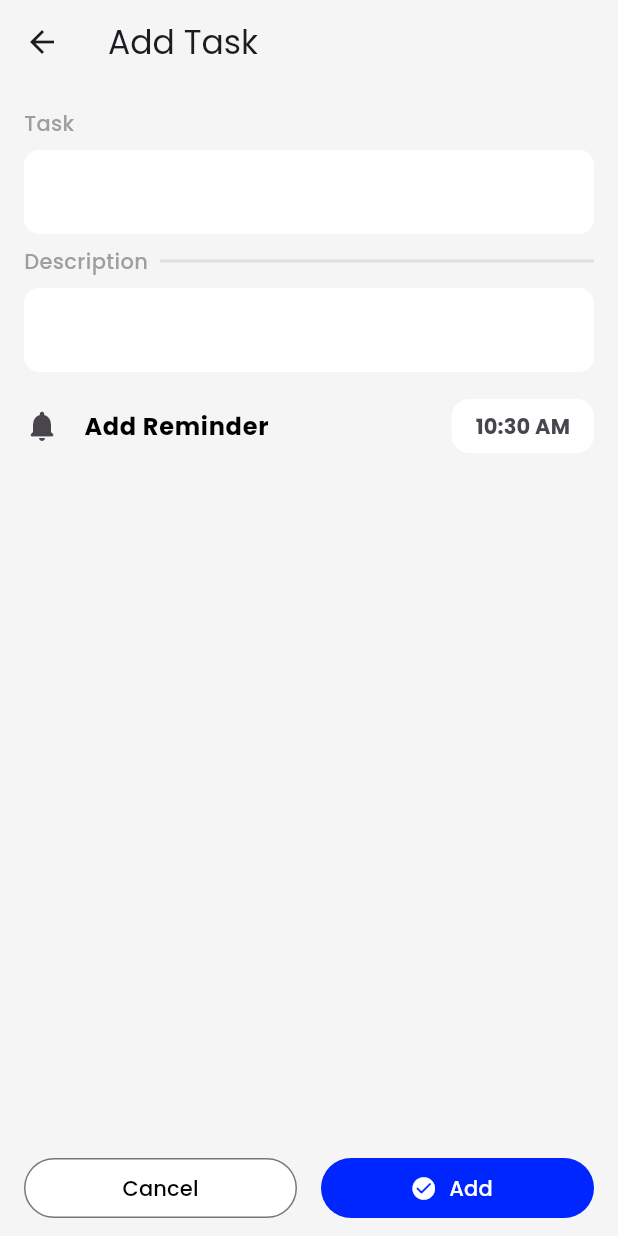
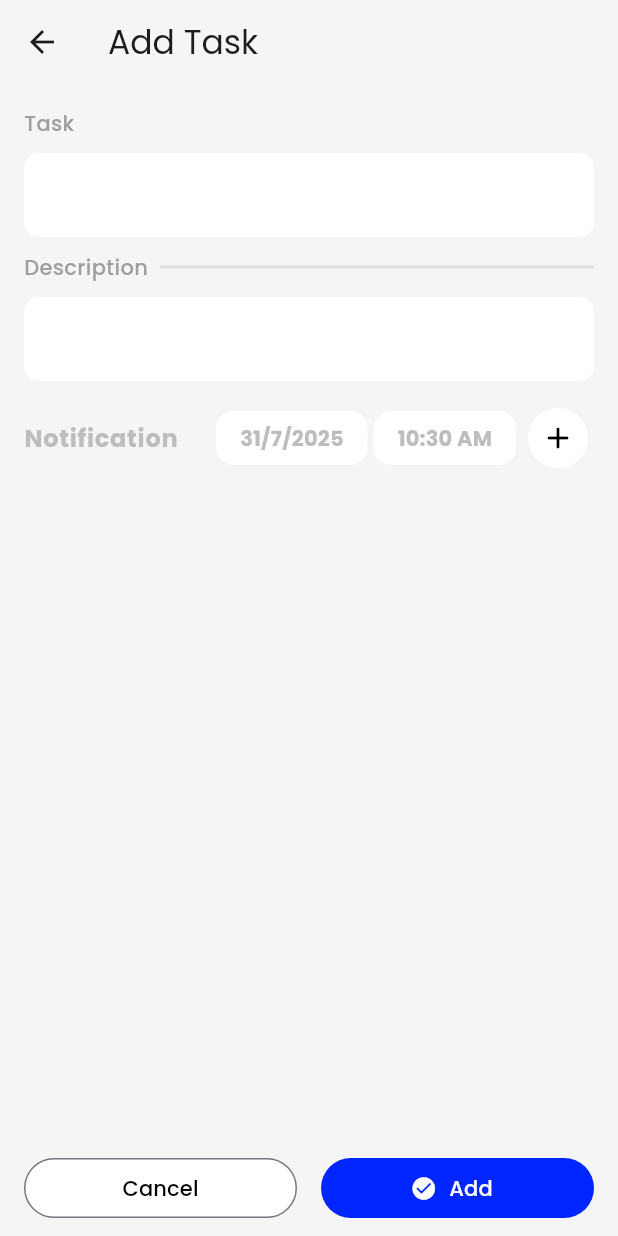
Before and after one commit to purveshxd/task-manager-with-backend, a Flutter app: the AddTaskView screen opened directly, on a phone screen of 412 x 824 dp. Run offline on Flutter 3.47's test engine with Material 3 defaults, Android fonts, the phone set to English and light mode, and no system bars; our stand-ins replace bloc, flutter_bloc; network calls fail.

Commit message:
update: added time & date notification in app

```diff
--- a/frontend/lib/main.dart
+++ b/frontend/lib/main.dart
@@ -8,19 +8,22 @@ void main() {
   runApp(
     BlocProvider(
       create: (context) => TasksBloc(TasksProvider())..add(LoadTasks()),
+
       child: MyApp(),
     ),
   );
 }
 
 /*
-  TODO: Work on the edit task page [Remove it OR merge it with Add task page]
-  TODO: Work on the backend as well
+  // TODO: Work on the edit task page [Remove it OR merge it with Add task page]
+  // TODO: Work on the backend as well
+  TODO: Add date selection in the app
+  /// 1. Add it to the object [Tasks] model
+  /// 2. To the backend as well
+  TODO: Add reminder options for the tasks
 */
 class MyApp extends StatelessWidget {
-  final TasksProvider tasksProvider = TasksProvider();
-
-  MyApp({super.key});
+  const MyApp({super.key});
 
   @override
   Widget build(BuildContext context) {
--- a/frontend/lib/views/add_task.view.dart
+++ b/frontend/lib/views/add_task.view.dart
@@ -1,3 +1,5 @@
+import 'dart:math';
+
 import 'package:flutter/material.dart';
 import 'package:flutter_bloc/flutter_bloc.dart';
 import 'package:tasks_frontend/bloc/tasks_bloc.dart';
@@ -17,8 +19,11 @@ class AddTaskView extends StatefulWidget {
 class _AddTaskViewState extends State<AddTaskView> {
   late TextEditingController titleController;
   late TextEditingController descController;
-  TimeOfDay selectedTime = TimeOfDay.now();
+  TimeOfDay timeOfDay = TimeOfDay.now();
+  DateTime dateTime = DateTime.now();
+
   bool isEdit = false;
+  bool addNotification = false;
   FocusNode focusNode = FocusNode();
 
   @override
@@ -31,14 +36,27 @@ class _AddTaskViewState extends State<AddTaskView> {
   }
 
   Future<void> _selectTime(BuildContext context) async {
-    final TimeOfDay? timer = await showTimePicker(
+    final DateTime? timer = await showDatePicker(
+      confirmText: "Set Time",
+      currentDate: DateTime.now(),
       context: context,
-      initialTime: selectedTime,
+      firstDate: DateTime.now().subtract(Duration(days: 1)),
+      lastDate: DateTime.now().add(Duration(days: 10000)),
+    );
+    if (timer != null && timer != dateTime) {
+      setState(() {
+        dateTime = timer;
+      });
+    }
+
+    final TimeOfDay? timerPick = await showTimePicker(
+      context: context,
+      initialTime: timeOfDay,
       initialEntryMode: TimePickerEntryMode.dial,
     );
-    if (timer != null && timer != selectedTime) {
+    if (timerPick != null && timerPick != timeOfDay) {
       setState(() {
-        selectedTime = timer;
+        timeOfDay = timerPick;
       });
     }
   }
@@ -48,8 +66,12 @@ class _AddTaskViewState extends State<AddTaskView> {
       context.read<TasksBloc>().add(
         AddTask(
           Tasks(
+            addNotification: addNotification,
             name: titleController.text.trim(),
-            id: '0',
+            id: (Random().nextDouble() * 10)
+                .toString()
+                .replaceAll('.', '')
+                .toString(),
             isComplete: false,
             desc: descController.text.trim().isEmpty
                 ? ""
@@ -108,7 +130,7 @@ class _AddTaskViewState extends State<AddTaskView> {
             children: [
               Column(
                 mainAxisSize: MainAxisSize.min,
-                spacing: 8,
+                spacing: 10,
                 crossAxisAlignment: CrossAxisAlignment.start,
                 children: [
                   const Text(
@@ -119,6 +141,7 @@ class _AddTaskViewState extends State<AddTaskView> {
                     ),
                   ),
                   TextField(
+                    textInputAction: TextInputAction.next,
                     controller: titleController,
                     decoration: AppStyle.textFieldDecoration(label: ""),
                   ),
@@ -141,20 +164,32 @@ class _AddTaskViewState extends State<AddTaskView> {
                       ),
                     ],
                   ),
+
                   TextField(
+                    textInputAction: TextInputAction.done,
                     controller: descController,
                     minLines: null,
                     maxLines: null,
                     decoration: AppStyle.textFieldDecoration(label: ""),
                   ),
                   ListTile(
+                    enabled: addNotification,
                     contentPadding: EdgeInsets.all(0),
-                    leading: const Icon(Icons.notifications_rounded),
+
                     onTap: () => _selectTime(context),
-                    trailing: Chip(
+                    trailing: Row(
+                      mainAxisSize: MainAxisSize.min,
+                      spacing: 4,
+                      children: [
+                        Chip(
                           label: Text(
-                        selectedTime.format(context),
-                        style: const TextStyle(fontWeight: FontWeight.bold),
+                            "${dateTime.day}/${dateTime.month}/${dateTime.year}",
+                            style: TextStyle(
+                              fontWeight: FontWeight.bold,
+                              color: addNotification
+                                  ? Colors.black
+                                  : Colors.grey.shade400,
+                            ),
                           ),
                           backgroundColor: Colors.white,
                           side: BorderSide.none,
@@ -162,11 +197,47 @@ class _AddTaskViewState extends State<AddTaskView> {
                             borderRadius: BorderRadius.circular(12),
                           ),
                         ),
-                    title: const Text(
-                      "Add Reminder",
+                        Chip(
+                          label: Text(
+                            "${timeOfDay.hourOfPeriod}:${timeOfDay.minute} ${timeOfDay.period.name.toUpperCase()}",
                             style: TextStyle(
                               fontWeight: FontWeight.bold,
-                        color: Colors.black,
+                              color: addNotification
+                                  ? Colors.black
+                                  : Colors.grey.shade400,
+                            ),
+                          ),
+                          backgroundColor: Colors.white,
+                          side: BorderSide.none,
+                          shape: RoundedRectangleBorder(
+                            borderRadius: BorderRadius.circular(12),
+                          ),
+                        ),
+                        IconButton(
+                          style: IconButton.styleFrom(
+                            backgroundColor: Colors.white,
+                            foregroundColor: Colors.black,
+                          ),
+                          onPressed: () {
+                            setState(() {
+                              addNotification = !addNotification;
+                            });
+                          },
+                          icon: Icon(
+                            addNotification
+                                ? Icons.close_rounded
+                                : Icons.add_rounded,
+                          ),
+                        ),
+                      ],
+                    ),
+                    title: Text(
+                      "Notification",
+                      style: TextStyle(
+                        fontWeight: FontWeight.bold,
+                        color: addNotification
+                            ? Colors.black
+                            : Colors.grey.shade400,
                       ),
                     ),
                   ),
--- a/frontend/lib/views/tasks.model.dart
+++ b/frontend/lib/views/tasks.model.dart
@@ -6,16 +6,25 @@ class Tasks {
   String id;
   bool isComplete;
   String desc;
+  bool addNotification;
 
   Tasks({
+    required this.addNotification,
     required this.name,
     required this.id,
     required this.isComplete,
     required this.desc,
   });
 
-  Tasks copyWith({String? name, String? id, bool? isComplete, String? desc}) {
+  Tasks copyWith({
+    String? name,
+    String? id,
+    bool? isComplete,
+    String? desc,
+    bool? addNotification,
+  }) {
     return Tasks(
+      addNotification: addNotification ?? this.addNotification,
       name: name ?? this.name,
       id: id ?? this.id,
       isComplete: isComplete ?? this.isComplete,
@@ -25,6 +34,7 @@ class Tasks {
 
   Map<String, dynamic> toMap() {
     return <String, dynamic>{
+      'addNotification': addNotification,
       'name': name,
       'id': id,
       'isComplete': isComplete,
@@ -34,6 +44,7 @@ class Tasks {
 
   factory Tasks.fromMap(Map<String, dynamic> map) {
     return Tasks(
+      addNotification: map['addNotification'] as bool,
       name: map['name'] as String,
       id: map['id'] as String,
       isComplete: map['isComplete'] as bool,
@@ -48,7 +59,7 @@ class Tasks {
 
   @override
   String toString() {
-    return 'Tasks(name: $name, id: $id, isComplete: $isComplete, desc: $desc)';
+    return 'Tasks(name: $name, id: $id, isComplete: $isComplete, desc: $desc, addNotification: $addNotification)';
   }
 
   @override
@@ -58,11 +69,16 @@ class Tasks {
     return other.name == name &&
         other.id == id &&
         other.isComplete == isComplete &&
-        other.desc == desc;
+        other.desc == desc &&
+        other.addNotification == addNotification;
   }
 
   @override
   int get hashCode {
-    return name.hashCode ^ id.hashCode ^ isComplete.hashCode ^ desc.hashCode;
+    return name.hashCode ^
+        id.hashCode ^
+        isComplete.hashCode ^
+        desc.hashCode ^
+        addNotification.hashCode;
   }
 }
```
Also changed, not shown: frontend/lib/bloc/tasks_bloc.dart (+5 -2 lines), frontend/lib/views/home.dart (+45 -30 lines), frontend/lib/views/homepage.dart (+7 -1 lines), frontend/lib/widget/task_tile.dart (+14 -12 lines), 2 other files. Lines whose indentation alone changed are shown as unchanged.
